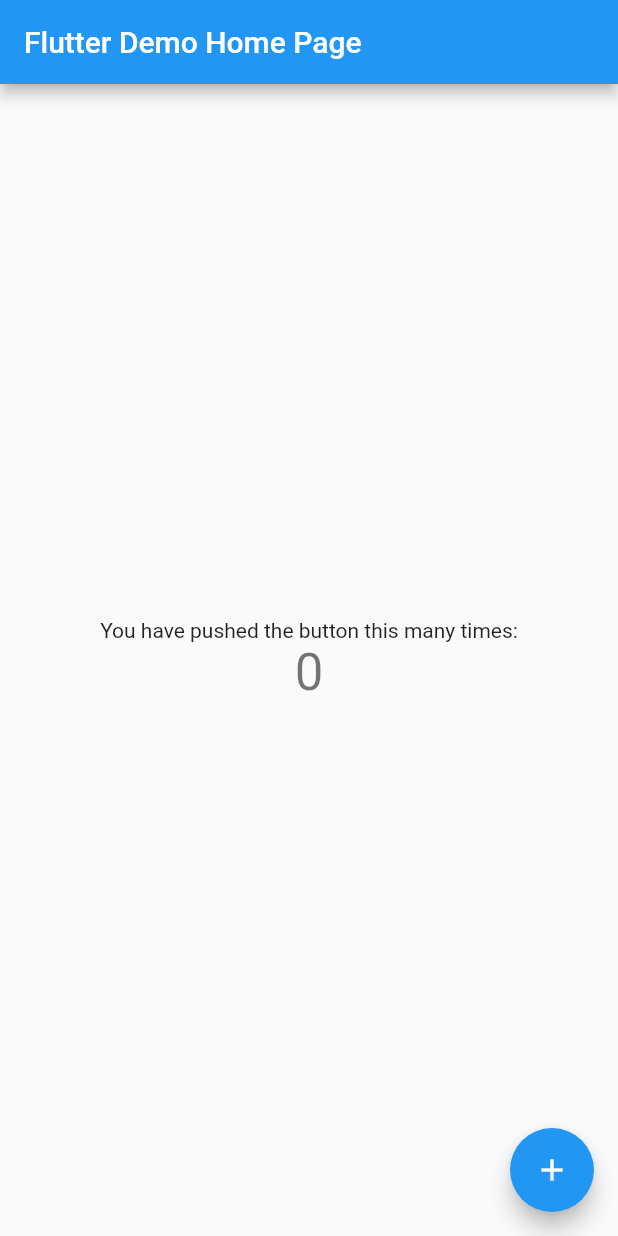
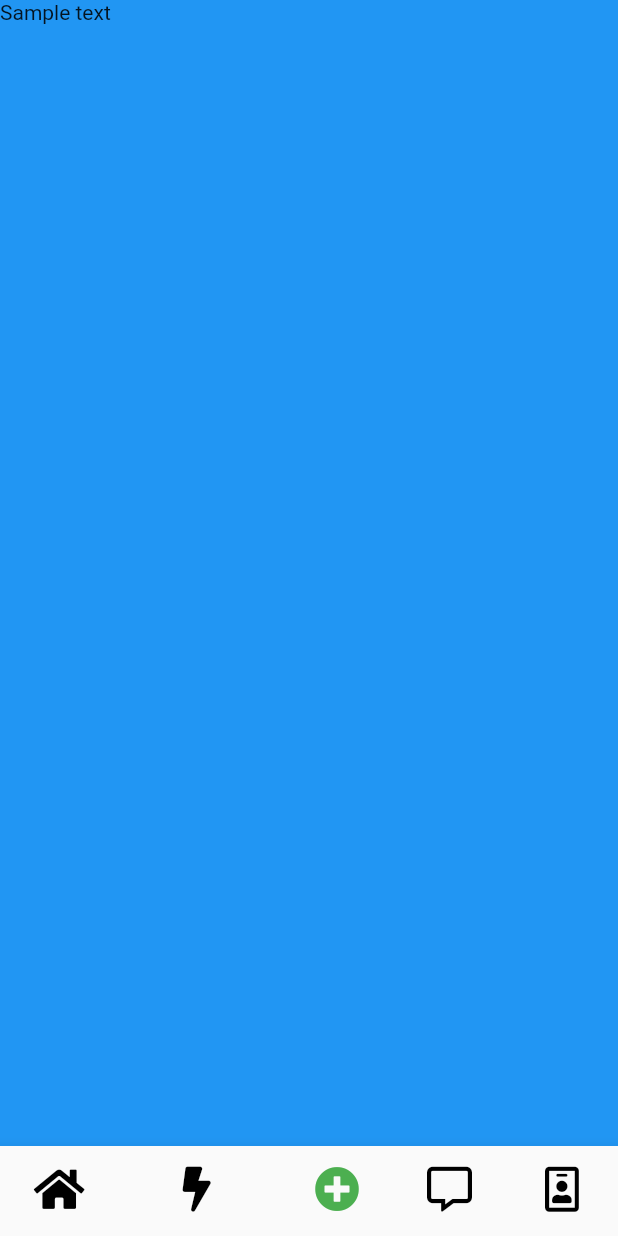
Before and after one commit to LinetTheFox/questions-screen, a Flutter app: the screen it shows after launch, on a phone screen of 412 x 824 dp. Run offline on Flutter 3.47's test engine with Material 2 defaults, Android fonts, the phone set to English and light mode, and no system bars; our stand-ins replace font_awesome_flutter.

Commit message:
Added main screen

```diff
--- a/lib/main.dart
+++ b/lib/main.dart
@@ -1,111 +1,17 @@
 import 'package:flutter/material.dart';
+import 'package:questions_screen/screens/main_screen.dart';
+import 'package:questions_screen/theme/style.dart';
 
 void main() => runApp(MyApp());
 
 class MyApp extends StatelessWidget {
-  // This widget is the root of your application.
+
   @override
   Widget build(BuildContext context) {
     return MaterialApp(
       title: 'Flutter Demo',
-      theme: ThemeData(
-        // This is the theme of your application.
-        //
-        // Try running your application with "flutter run". You'll see the
-        // application has a blue toolbar. Then, without quitting the app, try
-        // changing the primarySwatch below to Colors.green and then invoke
-        // "hot reload" (press "r" in the console where you ran "flutter run",
-        // or simply save your changes to "hot reload" in a Flutter IDE).
-        // Notice that the counter didn't reset back to zero; the application
-        // is not restarted.
-        primarySwatch: Colors.blue,
-      ),
-      home: MyHomePage(title: 'Flutter Demo Home Page'),
+      theme: mainTheme,
+      home: MainScreen(),
     );
   }
 }
-
-class MyHomePage extends StatefulWidget {
-  MyHomePage({Key key, this.title}) : super(key: key);
-
-  // This widget is the home page of your application. It is stateful, meaning
-  // that it has a State object (defined below) that contains fields that affect
-  // how it looks.
-
-  // This class is the configuration for the state. It holds the values (in this
-  // case the title) provided by the parent (in this case the App widget) and
-  // used by the build method of the State. Fields in a Widget subclass are
-  // always marked "final".
-
-  final String title;
-
-  @override
-  _MyHomePageState createState() => _MyHomePageState();
-}
-
-class _MyHomePageState extends State<MyHomePage> {
-  int _counter = 0;
-
-  void _incrementCounter() {
-    setState(() {
-      // This call to setState tells the Flutter framework that something has
-      // changed in this State, which causes it to rerun the build method below
-      // so that the display can reflect the updated values. If we changed
-      // _counter without calling setState(), then the build method would not be
-      // called again, and so nothing would appear to happen.
-      _counter++;
-    });
-  }
-
-  @override
-  Widget build(BuildContext context) {
-    // This method is rerun every time setState is called, for instance as done
-    // by the _incrementCounter method above.
-    //
-    // The Flutter framework has been optimized to make rerunning build methods
-    // fast, so that you can just rebuild anything that needs updating rather
-    // than having to individually change instances of widgets.
-    return Scaffold(
-      appBar: AppBar(
-        // Here we take the value from the MyHomePage object that was created by
-        // the App.build method, and use it to set our appbar title.
-        title: Text(widget.title),
-      ),
-      body: Center(
-        // Center is a layout widget. It takes a single child and positions it
-        // in the middle of the parent.
-        child: Column(
-          // Column is also a layout widget. It takes a list of children and
-          // arranges them vertically. By default, it sizes itself to fit its
-          // children horizontally, and tries to be as tall as its parent.
-          //
-          // Invoke "debug painting" (press "p" in the console, choose the
-          // "Toggle Debug Paint" action from the Flutter Inspector in Android
-          // Studio, or the "Toggle Debug Paint" command in Visual Studio Code)
-          // to see the wireframe for each widget.
-          //
-          // Column has various properties to control how it sizes itself and
-          // how it positions its children. Here we use mainAxisAlignment to
-          // center the children vertically; the main axis here is the vertical
-          // axis because Columns are vertical (the cross axis would be
-          // horizontal).
-          mainAxisAlignment: MainAxisAlignment.center,
-          children: <Widget>[
-            Text(
-              'You have pushed the button this many times:',
-            ),
-            Text(
-              '$_counter',
-              style: Theme.of(context).textTheme.display1,
-            ),
-          ],
-        ),
-      ),
-      floatingActionButton: FloatingActionButton(
-        onPressed: _incrementCounter,
-        tooltip: 'Increment',
-        child: Icon(Icons.add),
-      ), // This trailing comma makes auto-formatting nicer for build methods.
-    );
-  }
-}
--- /dev/null
+++ b/lib/screens/main_screen.dart
@@ -0,0 +1,76 @@
+import 'package:flutter/material.dart';
+import 'package:font_awesome_flutter/font_awesome_flutter.dart';
+import 'package:questions_screen/screens/placeholder_screen.dart';
+
+class MainScreen extends StatefulWidget {
+  @override
+  State<StatefulWidget> createState() {
+    return _MainScreenState();
+  }
+
+}
+
+class _MainScreenState extends State<MainScreen> {
+
+  int _currentIndex = 1;
+  final List<Widget> _children = [
+    PlaceholderScreen(),
+    PlaceholderScreen(),
+    PlaceholderScreen(),
+    PlaceholderScreen(),
+    PlaceholderScreen(),
+  ];
+
+  _MainScreenState();
+
+  void onBarTapped(int index) {
+    setState(() {
+      _currentIndex = index;
+    });
+  }
+
+  @override
+  Widget build(BuildContext context) {
+    return Scaffold(
+      body: _children[_currentIndex],
+      bottomNavigationBar: BottomNavigationBar(
+        showSelectedLabels: false,
+        showUnselectedLabels: false,
+        currentIndex: _currentIndex,
+        onTap: onBarTapped,
+        items: [
+          BottomNavigationBarItem(
+            icon: Icon(
+              FontAwesomeIcons.home, color: Colors.black, size: 30,
+              ),
+            title: Text(""),
+          ),
+          BottomNavigationBarItem(
+            icon: Icon(
+              FontAwesomeIcons.bolt, color: Colors.black, size: 30,
+              ),
+            title: Text(""),
+          ),
+          BottomNavigationBarItem(
+            icon: Icon(
+              FontAwesomeIcons.plusCircle, color: Colors.green, size: 30,
+              ),
+            title: Text(""),
+          ),
+          BottomNavigationBarItem(
+            icon: Icon(
+              FontAwesomeIcons.commentAlt, color: Colors.black, size: 30,
+              ),
+            title: Text(""),
+          ),
+          BottomNavigationBarItem(
+            icon: Icon(
+              FontAwesomeIcons.idBadge, color: Colors.black, size: 30,
+              ),
+            title: Text(""),
+          ),
+        ]
+      ),
+    );
+  }
+}
--- /dev/null
+++ b/lib/screens/placeholder_screen.dart
@@ -0,0 +1,13 @@
+import 'package:flutter/material.dart';
+
+class PlaceholderScreen extends StatelessWidget {
+
+  @override
+  Widget build(BuildContext context) {
+    return Scaffold(
+      backgroundColor: Colors.blue,
+      body: Text("Sample text"),
+    );
+  }
+
+}
--- /dev/null
+++ b/lib/theme/style.dart
@@ -0,0 +1,5 @@
+import 'package:flutter/material.dart';
+
+ThemeData mainTheme = ThemeData(
+  primaryColor: Colors.white,
+);
--- a/pubspec.yaml
+++ b/pubspec.yaml
@@ -17,6 +17,7 @@ environment:
   sdk: ">=2.1.0 <3.0.0"
 
 dependencies:
+  font_awesome_flutter: 8.8.1
   flutter:
     sdk: flutter
 
```
Also changed, not shown: pubspec.lock.
